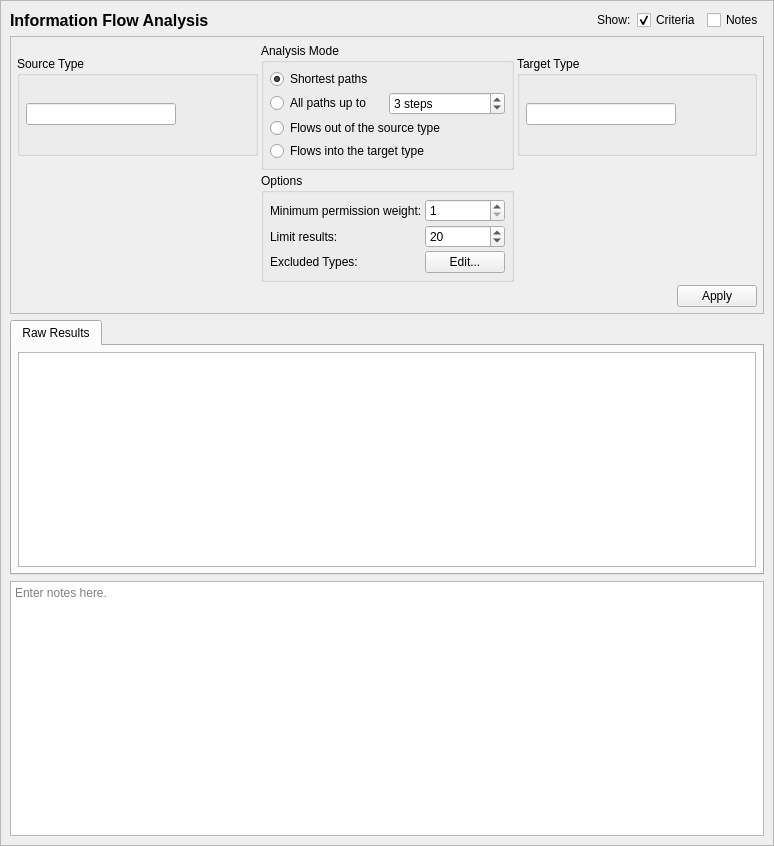
Above: data/infoflow.ui from SELinuxProject/setools before the change. Below: the same form after it.
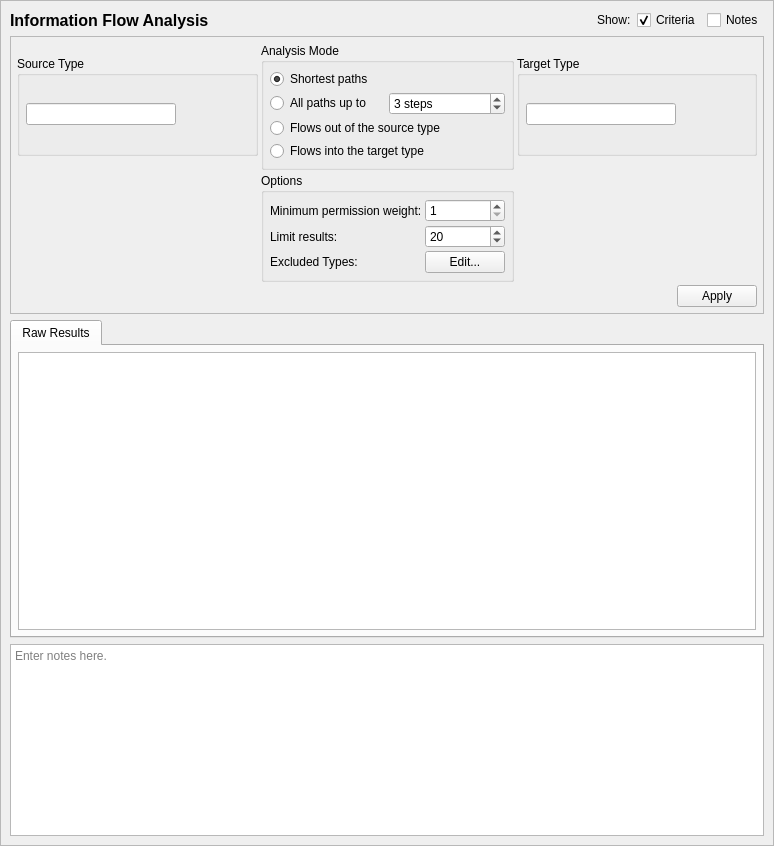
That is the form after the change.

Patch:
```diff
--- a/data/infoflow.ui
+++ b/data/infoflow.ui
@@ -10,6 +10,12 @@
     <height>846</height>
    </rect>
   </property>
+  <property name="sizePolicy">
+   <sizepolicy hsizetype="Expanding" vsizetype="Expanding">
+    <horstretch>0</horstretch>
+    <verstretch>0</verstretch>
+   </sizepolicy>
+  </property>
   <property name="sizeAdjustPolicy">
    <enum>QAbstractScrollArea::AdjustToContents</enum>
   </property>
@@ -419,13 +425,19 @@
       <property name="sizePolicy">
        <sizepolicy hsizetype="Preferred" vsizetype="MinimumExpanding">
         <horstretch>0</horstretch>
-        <verstretch>0</verstretch>
+        <verstretch>1</verstretch>
        </sizepolicy>
       </property>
       <property name="currentIndex">
        <number>0</number>
       </property>
       <widget class="QWidget" name="results_framePage2">
+       <property name="sizePolicy">
+        <sizepolicy hsizetype="Preferred" vsizetype="MinimumExpanding">
+         <horstretch>0</horstretch>
+         <verstretch>0</verstretch>
+        </sizepolicy>
+       </property>
        <attribute name="title">
         <string>Raw Results</string>
        </attribute>
@@ -447,6 +459,12 @@
         </property>
         <item>
          <widget class="QPlainTextEdit" name="raw_results">
+          <property name="sizePolicy">
+           <sizepolicy hsizetype="Expanding" vsizetype="MinimumExpanding">
+            <horstretch>0</horstretch>
+            <verstretch>0</verstretch>
+           </sizepolicy>
+          </property>
           <property name="minimumSize">
            <size>
             <width>0</width>
@@ -498,10 +516,16 @@
     </item>
     <item row="3" column="0" colspan="5">
      <widget class="QTextEdit" name="notes">
+      <property name="sizePolicy">
+       <sizepolicy hsizetype="Expanding" vsizetype="Preferred">
+        <horstretch>0</horstretch>
+        <verstretch>0</verstretch>
+       </sizepolicy>
+      </property>
       <property name="minimumSize">
        <size>
         <width>0</width>
-        <height>125</height>
+        <height>80</height>
        </size>
       </property>
       <property name="toolTip">
```
